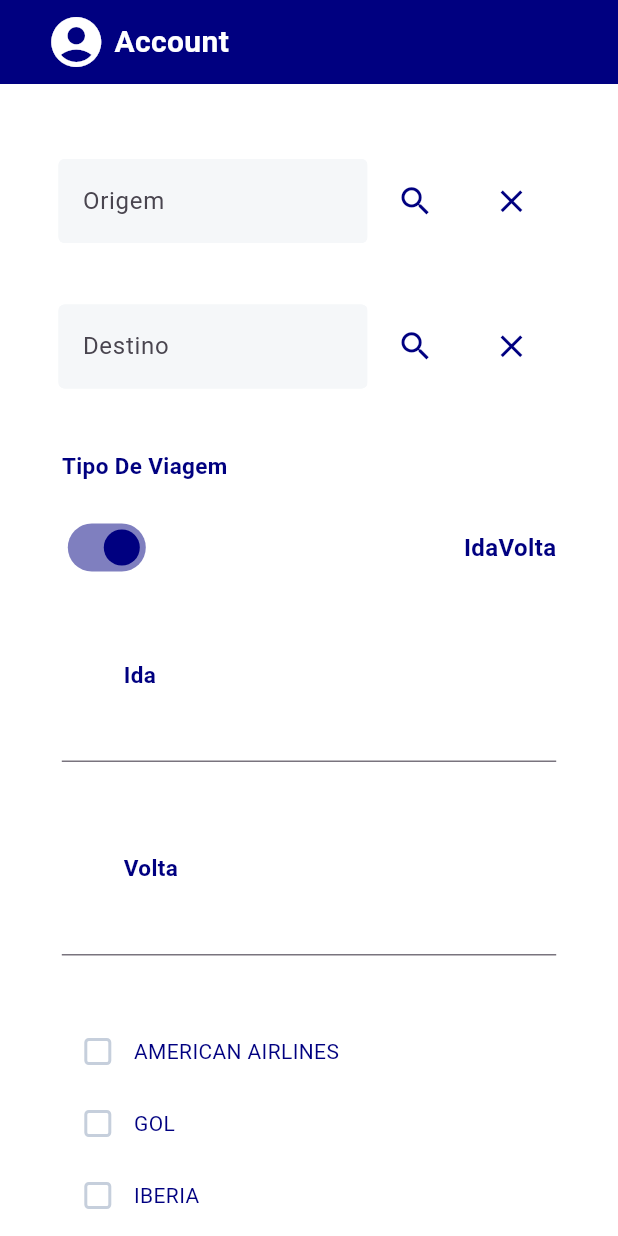
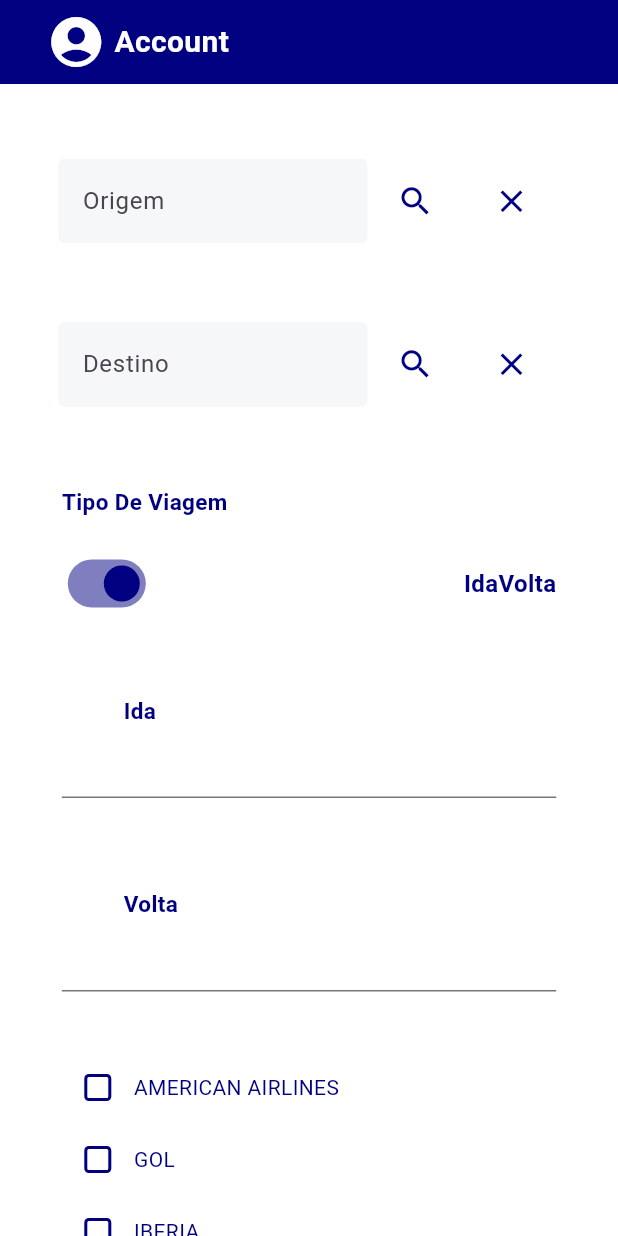
Before and after one commit to RodrigoToledo5599/desafio_tecnico_busca_milhas, a Flutter app: the screen it shows after launch, on a phone screen of 412 x 824 dp. Run offline on Flutter 3.47's test engine with Material 3 defaults, Android fonts, the phone set to English and light mode, and no system bars; drawn by our look-alikes of date_field; our stand-ins replace shared_preferences; missing offline and left inert: iconic.

Commit message:
pequenas mudanças no front

```diff
--- a/lib/Views/TelaInicial.dart
+++ b/lib/Views/TelaInicial.dart
@@ -37,8 +37,6 @@
 
   bool CheckingIfWarningMsgIsEmpty(){
     bool result = widget.warning_msg != "";
-    print('oi o teu resultado ai: ${result}');
-    print(widget.warning_msg);
     return result;
   }
 
--- a/lib/Widgets/CheckBoxStyle.dart
+++ /dev/null
@@ -1,21 +0,0 @@
-import 'package:flutter/material.dart';
-
-
-
-class CheckBoxStyle {
-  static Color getFillColor(Set<MaterialState> states) {
-    const Set<MaterialState> interactiveStates = {
-      MaterialState.pressed,
-      MaterialState.focused,
-      MaterialState.hovered
-    };
-    if (states.contains(MaterialState.selected)) {
-      return Color.fromRGBO(198, 207, 220, 1);
-    }
-    return Colors.white;
-  }
-  static Color getBorderSideColor (){
-    return Color.fromRGBO(198, 207, 220, 1);
-  }
-
-}
--- a/lib/Widgets/TelaInicial/PesquisaAeroporto.dart
+++ b/lib/Widgets/TelaInicial/PesquisaAeroporto.dart
@@ -103,7 +103,6 @@
                                 backgroundColor: const Color.fromRGBO(255, 255, 255, 1),
                                 side: BorderSide.none,
                                 shadowColor: Colors.transparent,
-                                // foregroundColor: Color.fromRGBO(0, 127, 255, 1),
                                 padding: const EdgeInsets.symmetric(horizontal: 0, vertical: 15),
                                 textStyle: const TextStyle(fontSize: 18, fontWeight: FontWeight.bold),
                                 shape: const RoundedRectangleBorder(
@@ -121,11 +120,12 @@
                             ),
                           ]
                       ),
-                      const SizedBox(height:20),
+                      // const SizedBox(height:20),
                       Container(
+                        padding: const EdgeInsets.all(16.0),
                         child: airPorts.isNotEmpty
                             ?
-                        SizedBox(
+                        Container(
                           height: MediaQuery.sizeOf(context).height * 0.3,
                           child: ListView.builder(
                             itemCount: airPorts.length,
@@ -143,7 +143,12 @@
                                   shadowColor: Colors.transparent,
                                   overlayColor: Colors.transparent,
                                 ),
-                                child: Text(
+                                child:
+                                Row(
+                                  children:[
+                                    Container(
+                                      child:
+                                        Text(
                                           "${airport.Nome} - ${airport.Iata}\n",
                                           overflow: TextOverflow.ellipsis,
                                           maxLines: 2,
@@ -154,6 +159,9 @@
                                             fontSize: 12,
                                           ),
                                         ),
+                                    ),
+                                  ]
+                                )
                               );
                             },
                           ),
--- a/lib/Widgets/TelaInicial/SelectCompanhiaAerea.dart
+++ b/lib/Widgets/TelaInicial/SelectCompanhiaAerea.dart
@@ -1,4 +1,3 @@
-import 'package:desafio_tecnico_busca_milhas/Widgets/CheckBoxStyle.dart';
 import 'package:flutter/material.dart';
 
 class SelectCompanhiaAerea extends StatefulWidget {
@@ -54,8 +53,9 @@
               return Row(
                 children: [
                   Checkbox(
+                    activeColor: Color.fromRGBO(0, 0, 128, 1),
                     side: BorderSide(
-                      color: CheckBoxStyle.getBorderSideColor(),
+                      color: Color.fromRGBO(0, 0, 128, 1),
                       width: 2.0,
                     ),
                     checkColor: Colors.white,
```
Lines whose indentation alone changed are shown as unchanged.
